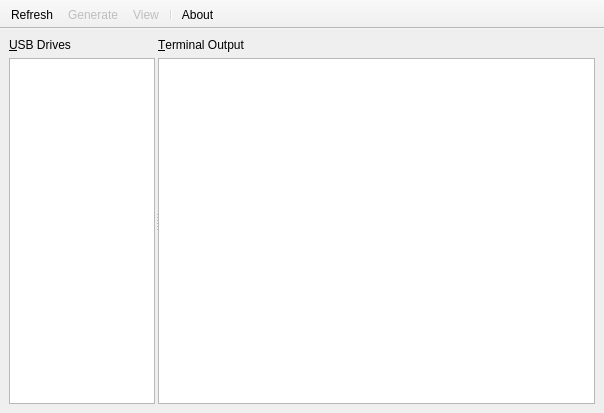
vsvyatski/kmel_db_ui, file src/forms/mainwindow.ui: the form before one commit.
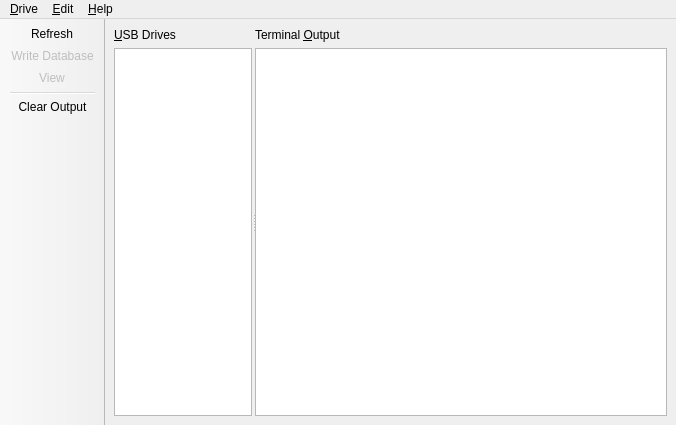
The form after the commit. Icons and pictures are not drawn.

Commit message: Menu items

Patch:
```diff
--- a/src/forms/mainwindow.ui
+++ b/src/forms/mainwindow.ui
@@ -6,8 +6,8 @@
    <rect>
     <x>0</x>
     <y>0</y>
-    <width>604</width>
-    <height>413</height>
+    <width>676</width>
+    <height>425</height>
    </rect>
   </property>
   <property name="windowTitle">
@@ -155,7 +155,7 @@
            </sizepolicy>
           </property>
           <property name="text">
-           <string>&amp;Terminal Output</string>
+           <string>Terminal &amp;Output</string>
           </property>
           <property name="buddy">
            <cstring>terminalLogWindow</cstring>
@@ -206,29 +206,61 @@
    <property name="windowTitle">
     <string>toolBar</string>
    </property>
-   <property name="layoutDirection">
-    <enum>Qt::LeftToRight</enum>
-   </property>
    <property name="movable">
     <bool>false</bool>
    </property>
-   <property name="toolButtonStyle">
-    <enum>Qt::ToolButtonTextBesideIcon</enum>
-   </property>
    <property name="floatable">
     <bool>false</bool>
    </property>
    <attribute name="toolBarArea">
-    <enum>TopToolBarArea</enum>
+    <enum>LeftToolBarArea</enum>
    </attribute>
    <attribute name="toolBarBreak">
     <bool>false</bool>
    </attribute>
    <addaction name="actionRefresh"/>
-   <addaction name="actionGenerate"/>
-   <addaction name="actionView"/>
+   <addaction name="actionWriteDatabase"/>
+   <addaction name="actionViewDatabase"/>
    <addaction name="separator"/>
-   <addaction name="actionAbout"/>
+   <addaction name="actionClearLog"/>
+  </widget>
+  <widget class="QMenuBar" name="menuBar">
+   <property name="geometry">
+    <rect>
+     <x>0</x>
+     <y>0</y>
+     <width>676</width>
+     <height>30</height>
+    </rect>
+   </property>
+   <widget class="QMenu" name="menuDrive">
+    <property name="title">
+     <string>&amp;Drive</string>
+    </property>
+    <addaction name="actionWriteDatabase"/>
+    <addaction name="actionRefresh"/>
+    <addaction name="actionViewDatabase"/>
+    <addaction name="separator"/>
+    <addaction name="actionQuit"/>
+   </widget>
+   <widget class="QMenu" name="menuEdit">
+    <property name="title">
+     <string>&amp;Edit</string>
+    </property>
+    <addaction name="actionClearLog"/>
+    <addaction name="separator"/>
+    <addaction name="actionPreferences"/>
+   </widget>
+   <widget class="QMenu" name="menuHelp">
+    <property name="title">
+     <string>&amp;Help</string>
+    </property>
+    <addaction name="actionAbout"/>
+    <addaction name="actionViewRepositoryOnGithub"/>
+   </widget>
+   <addaction name="menuDrive"/>
+   <addaction name="menuEdit"/>
+   <addaction name="menuHelp"/>
   </widget>
   <action name="actionRefresh">
    <property name="icon">
@@ -236,7 +268,7 @@
      <normaloff>:/actions/refresh</normaloff>:/actions/refresh</iconset>
    </property>
    <property name="text">
-    <string>Refresh</string>
+    <string>&amp;Refresh</string>
    </property>
    <property name="toolTip">
     <string>Refresh Drive List</string>
@@ -244,8 +276,11 @@
    <property name="whatsThis">
     <string/>
    </property>
+   <property name="shortcut">
+    <string>Ctrl+R</string>
+   </property>
   </action>
-  <action name="actionGenerate">
+  <action name="actionWriteDatabase">
    <property name="enabled">
     <bool>false</bool>
    </property>
@@ -254,13 +289,16 @@
      <normaloff>:/actions/write</normaloff>:/actions/write</iconset>
    </property>
    <property name="text">
-    <string>Generate</string>
+    <string>&amp;Write Database</string>
    </property>
    <property name="toolTip">
     <string>Write Database to Drive</string>
    </property>
+   <property name="shortcut">
+    <string>Ctrl+W</string>
+   </property>
   </action>
-  <action name="actionView">
+  <action name="actionViewDatabase">
    <property name="enabled">
     <bool>false</bool>
    </property>
@@ -269,10 +307,13 @@
      <normaloff>:/actions/open</normaloff>:/actions/open</iconset>
    </property>
    <property name="text">
+    <string>&amp;View Database</string>
+   </property>
+   <property name="iconText">
     <string>View</string>
    </property>
    <property name="toolTip">
-    <string>Show Database on Drive</string>
+    <string>View Database on Drive</string>
    </property>
   </action>
   <action name="actionAbout">
@@ -281,7 +322,7 @@
      <normaloff>:/actions/about</normaloff>:/actions/about</iconset>
    </property>
    <property name="text">
-    <string>About</string>
+    <string>&amp;About</string>
    </property>
   </action>
   <action name="actionClearLog">
@@ -290,7 +331,34 @@
      <normaloff>:/actions/clear</normaloff>:/actions/clear</iconset>
    </property>
    <property name="text">
-    <string>Clear</string>
+    <string>C&amp;lear Output</string>
+   </property>
+  </action>
+  <action name="actionQuit">
+   <property name="text">
+    <string>&amp;Quit</string>
+   </property>
+   <property name="shortcut">
+    <string>Ctrl+Q</string>
+   </property>
+  </action>
+  <action name="actionPreferences">
+   <property name="text">
+    <string>&amp;Preferences...</string>
+   </property>
+   <property name="iconText">
+    <string>Preferences...</string>
+   </property>
+   <property name="toolTip">
+    <string>Edit Preferences</string>
+   </property>
+   <property name="shortcut">
+    <string>Ctrl+,</string>
+   </property>
+  </action>
+  <action name="actionViewRepositoryOnGithub">
+   <property name="text">
+    <string>&amp;View Repository on Github</string>
    </property>
   </action>
  </widget>
```
Left out of the diff: 12 changed lines with no effect on the pictures. The commit also changes 3 other files.
